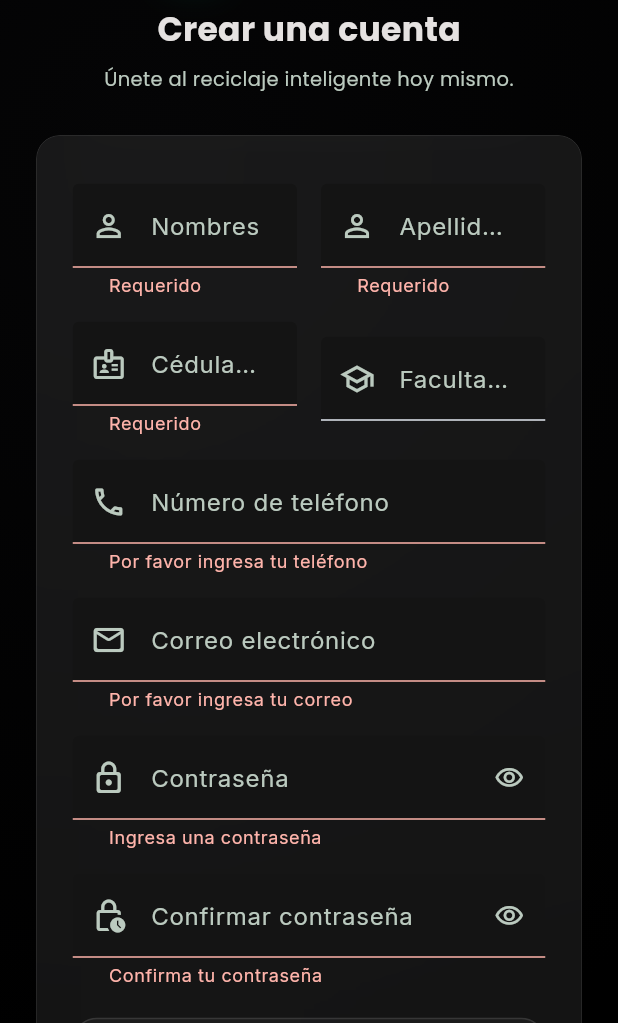
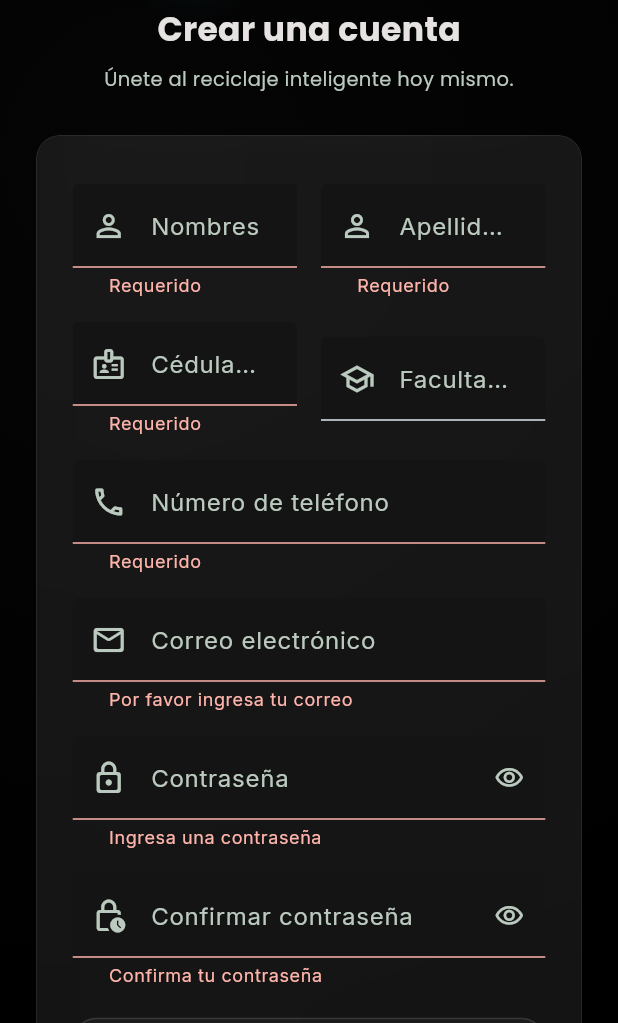
Before and after one commit to vinirmn007/EcoSmartBin, a Flutter app: the screen it shows after launch, after a tap on "Iniciar Sesión", after a tap on "Regístrate", after a tap on "CREAR CUENTA", on a phone screen of 412 x 824 dp, the part 213-1236 px from its top. Run offline on Flutter 3.47's test engine with Material 3 defaults, Android fonts, the phone set to English and light mode, and no system bars; our stand-ins replace flutter_animate, google_fonts, shared_preferences; missing offline and left inert: dart:html, mobile_scanner; accounts and stored records are empty; network calls fail.

Commit message:
register validation

```diff
--- a/frontend/lib/screens/auth/register_view.dart
+++ b/frontend/lib/screens/auth/register_view.dart
@@ -199,7 +199,10 @@ class _RegisterView extends StatelessWidget {
                                   keyboardType: TextInputType.number,
                                   validator: (v) {
                                     if (v == null || v.trim().isEmpty) return 'Requerido';
-                                    if (v.trim().length < 5) return 'Inválido';
+                                    final clean = v.trim();
+                                    if (!RegExp(r'^\d{10}$').hasMatch(clean)) {
+                                      return 'Debe tener 10 números';
+                                    }
                                     return null;
                                   },
                                 ),
@@ -223,7 +226,11 @@ class _RegisterView extends StatelessWidget {
                             prefixIcon: Icons.phone_outlined,
                             keyboardType: TextInputType.phone,
                             validator: (v) {
-                              if (v == null || v.trim().isEmpty) return 'Por favor ingresa tu teléfono';
+                              if (v == null || v.trim().isEmpty) return 'Requerido';
+                              final clean = v.trim();
+                              if (!RegExp(r'^09\d{8}$').hasMatch(clean)) {
+                                return 'Debe tener 10 números y empezar con 09';
+                              }
                               return null;
                             },
                           ),
--- a/frontend/lib/screens/landing/landing_screen.dart
+++ b/frontend/lib/screens/landing/landing_screen.dart
@@ -62,8 +62,8 @@ class _LandingScreenState extends State<LandingScreen> with TickerProviderStateM
     return AnimatedContainer(
       duration: const Duration(milliseconds: 300),
       padding: EdgeInsets.symmetric(
-        horizontal: isDesktop ? 64.0 : 24.0,
-        vertical: 18.0,
+        horizontal: isDesktop ? 64.0 : 12.0,
+        vertical: 14.0,
       ),
       decoration: BoxDecoration(
         color: _navScrolled
@@ -80,10 +80,12 @@ class _LandingScreenState extends State<LandingScreen> with TickerProviderStateM
         mainAxisAlignment: MainAxisAlignment.spaceBetween,
         children: [
           // Logo
-          Row(
+          Flexible(
+            child: Row(
+              mainAxisSize: MainAxisSize.min,
               children: [
                 Container(
-                padding: const EdgeInsets.all(6),
+                  padding: const EdgeInsets.all(5),
                   decoration: BoxDecoration(
                     color: AppColors.emeraldGlow.withOpacity(0.08),
                     borderRadius: BorderRadius.circular(10),
@@ -91,58 +93,74 @@ class _LandingScreenState extends State<LandingScreen> with TickerProviderStateM
                   ),
                   child: Image.asset(
                     'assets/images/logo.png',
-                  width: 24,
-                  height: 24,
+                    width: 20,
+                    height: 20,
                     fit: BoxFit.contain,
                     errorBuilder: (context, error, stackTrace) => const Icon(
                       Icons.recycling_rounded,
                       color: AppColors.emeraldGlow,
-                    size: 22,
+                      size: 20,
                     ),
                   ),
                 ),
-              const SizedBox(width: 10),
-              Text(
+                const SizedBox(width: 8),
+                Flexible(
+                  child: Text(
                     'EcoSmartBin',
+                    overflow: TextOverflow.ellipsis,
                     style: GoogleFonts.poppins(
                       color: AppColors.textPrimary,
-                  fontSize: isDesktop ? 20 : 17,
+                      fontSize: isDesktop ? 20 : 15,
                       fontWeight: FontWeight.w800,
-                  letterSpacing: 0.3,
+                      letterSpacing: 0.2,
+                    ),
                   ),
                 ),
               ],
             ),
+          ),
+
+          const SizedBox(width: 8),
 
           // Actions
           Row(
+            mainAxisSize: MainAxisSize.min,
             children: [
               TextButton(
                 onPressed: () => Navigator.pushNamed(context, '/login'),
+                style: TextButton.styleFrom(
+                  padding: EdgeInsets.symmetric(
+                    horizontal: isDesktop ? 12 : 6,
+                    vertical: 8,
+                  ),
+                ),
                 child: Text(
                   'Iniciar Sesión',
                   style: GoogleFonts.poppins(
                     color: AppColors.textPrimary,
                     fontWeight: FontWeight.w600,
-                    fontSize: 13,
+                    fontSize: isDesktop ? 13 : 11,
                   ),
                 ),
               ),
-              const SizedBox(width: 12),
+              SizedBox(width: isDesktop ? 8 : 4),
               ElevatedButton(
                 onPressed: () => Navigator.pushNamed(context, '/register'),
                 style: ElevatedButton.styleFrom(
                   backgroundColor: AppColors.emeraldGlow,
                   foregroundColor: AppColors.deepObsidian,
                   shape: RoundedRectangleBorder(borderRadius: BorderRadius.circular(20)),
-                  padding: const EdgeInsets.symmetric(horizontal: 18, vertical: 10),
+                  padding: EdgeInsets.symmetric(
+                    horizontal: isDesktop ? 18 : 12,
+                    vertical: isDesktop ? 10 : 8,
+                  ),
                   elevation: 0,
                 ),
                 child: Text(
                   'Registrarse',
                   style: GoogleFonts.poppins(
                     fontWeight: FontWeight.bold,
-                    fontSize: 13,
+                    fontSize: isDesktop ? 13 : 11,
                   ),
                 ),
               ),
--- a/frontend/lib/screens/puntos/reciclar_view.dart
+++ b/frontend/lib/screens/puntos/reciclar_view.dart
@@ -1081,10 +1081,6 @@ class _ReciclarView extends StatelessWidget {
                     Navigator.pushReplacementNamed(context, '/profile');
                   }
                 },
-                gradient: const LinearGradient(
-                  colors: [Color(0xFF1E293B), Color(0xFF0F172A)],
-                ),
-                borderColor: Colors.white.withOpacity(0.1),
               ),
             ).animate().fadeIn(delay: 700.ms, duration: 500.ms),
           ],
```
Also changed, not shown: frontend/lib/screens/puntos/canjear_screen.dart (+46 -7 lines), 1 other file. Lines whose indentation alone changed are shown as unchanged.
